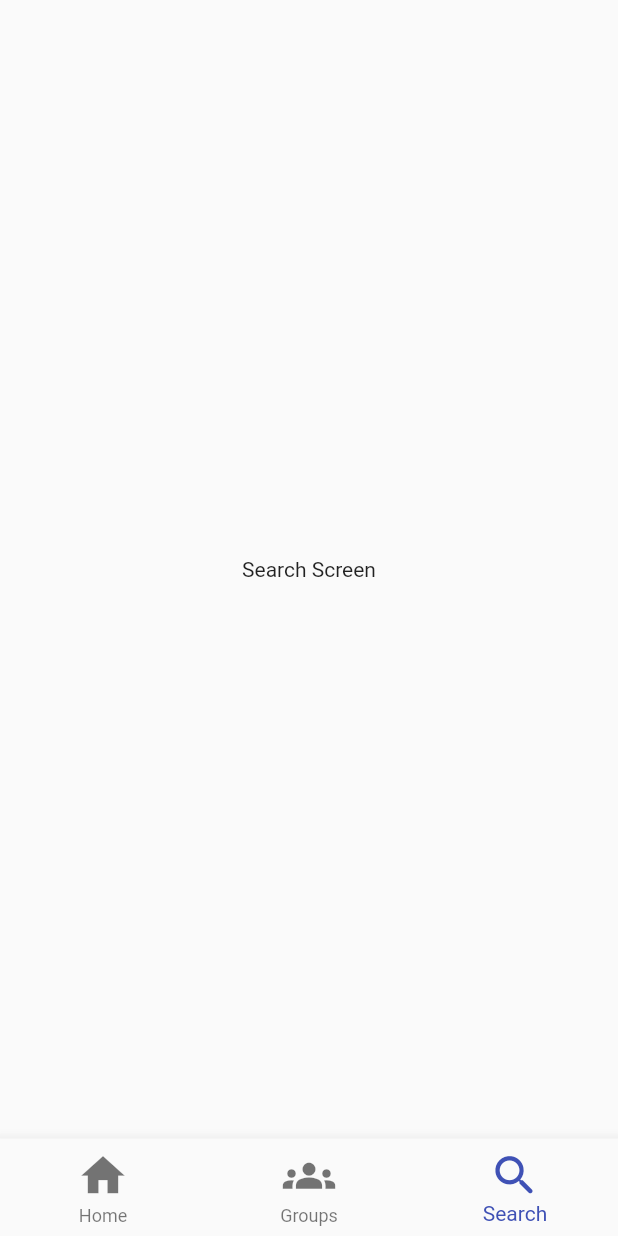
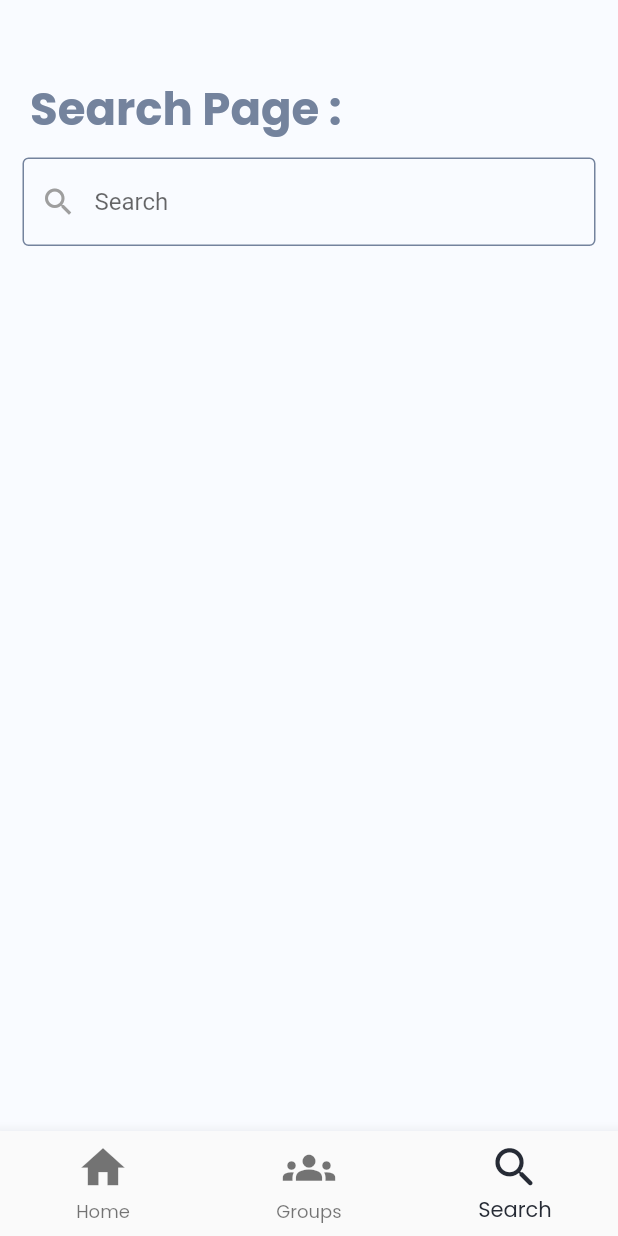
Before and after one commit to husamamr/huddle, a Flutter app: the BottomBar screen opened directly, swiped to page 3, on a phone screen of 412 x 824 dp. Run offline on Flutter 3.47's test engine with Material 2 defaults, Android fonts, the phone set to English and light mode, and no system bars; our stand-ins replace cached_network_image, flutter_svg, google_fonts.

Commit message:
edits : - make design for Groups page - make search bar in  search page

```diff
--- a/lib/presentation/SearchScreen/search_screen.dart
+++ b/lib/presentation/SearchScreen/search_screen.dart
@@ -1,4 +1,7 @@
 import 'package:flutter/material.dart';
+import 'package:google_fonts/google_fonts.dart';
+
+import '../../core/utils/color_constant.dart';
 
 class SearchScreen extends StatefulWidget {
   SearchScreen();
@@ -8,8 +11,63 @@ class SearchScreen extends StatefulWidget {
 }
 
 class _SearchScreenState extends State<SearchScreen> {
+  String searchQuery = "";
   @override
   Widget build(BuildContext context) {
-    return const Center(child: Text("Search Screen"));
+    return Column(
+      crossAxisAlignment: CrossAxisAlignment.start,
+      children: [
+        Padding(
+          padding: const EdgeInsets.only(top: 50, left: 20, bottom: 10),
+          child:  Text(
+            "Search Page :",
+            style: GoogleFonts.poppins(
+              color: ColorConstant.blueGray400,
+              fontWeight: FontWeight.bold,
+              fontSize: 30 ,
+            ),
+          ),
+        ),
+
+        Padding(
+          padding: const EdgeInsets.symmetric(horizontal: 15.0),
+          child: TextField(
+            onChanged: (value) {
+              setState(() {
+                searchQuery = value.toLowerCase();
+              });
+            },
+            decoration: InputDecoration(
+              labelStyle: GoogleFonts.poppins(
+                  color: Colors.grey
+              ),
+              hintText: "Search",
+              disabledBorder: OutlineInputBorder(
+                borderSide: BorderSide(
+                  color: ColorConstant.blueGray400
+                )
+              ),
+              focusColor: ColorConstant.blueGray400,
+              focusedBorder: OutlineInputBorder(
+                borderSide: BorderSide(
+                  color: ColorConstant.blueGray400
+                )
+              ),
+              enabledBorder: OutlineInputBorder(
+              borderSide: BorderSide(
+                color: ColorConstant.blueGray400
+                )
+              ),
+              border: OutlineInputBorder(
+                borderSide: BorderSide(
+                  color: ColorConstant.blueGray400
+                )
+              ),
+              prefixIcon: const Icon(Icons.search,color: Colors.grey),
+            ),
+          ),
+        ),
+      ],
+    );
   }
 }
--- a/lib/presentation/bottomBar/bottom_bar.dart
+++ b/lib/presentation/bottomBar/bottom_bar.dart
@@ -1,7 +1,10 @@
 import 'package:flutter/material.dart';
+import 'package:google_fonts/google_fonts.dart';
 import 'package:huddle/presentation/GroupsScreens/group_screen_home.dart';
 import 'package:huddle/presentation/HomeScreen/home_screen.dart';
 import 'package:huddle/presentation/SearchScreen/search_screen.dart';
+
+import '../../core/utils/color_constant.dart';
 
 class BottomBar extends StatefulWidget {
   BottomBar();
@@ -34,6 +37,7 @@ class _BottomBarState extends State<BottomBar> {
   @override
   Widget build(BuildContext context) {
     return Scaffold(
+      backgroundColor: ColorConstant.gray50,
       body: PageView(
         controller: _pageController,
         onPageChanged: _onPageChanged,
@@ -44,7 +48,7 @@ class _BottomBarState extends State<BottomBar> {
         items: const <BottomNavigationBarItem>[
           BottomNavigationBarItem(
             icon: Icon(Icons.home,size: 35),
-            label: 'Home',
+            label: ('Home'),
           ),
           BottomNavigationBarItem(
             icon: Icon(Icons.groups,size: 35),
@@ -56,7 +60,9 @@ class _BottomBarState extends State<BottomBar> {
           ),
         ],
         currentIndex: _selectedIndex,
-        selectedItemColor: Colors.indigo,
+        selectedItemColor: ColorConstant.blueGray900,
+        selectedLabelStyle: GoogleFonts.poppins(),
+        unselectedLabelStyle: GoogleFonts.poppins(),
         onTap: _onItemTapped,
       ),
     );
--- a/pubspec.yaml
+++ b/pubspec.yaml
@@ -41,6 +41,7 @@ dependencies:
   flutter_svg: ^1.1.6
   intl: ^0.17.0
   dio: ^5.1.2
+  google_fonts:
 
 dev_dependencies:
   flutter_test:
```
Also changed, not shown: lib/presentation/GroupsScreens/group_screen_home.dart (+77 -1 lines).
